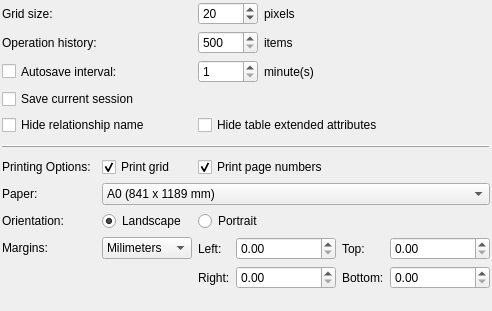
Before: the Qt Designer form libpgmodeler_ui/ui/generalconfigwidget.ui in pgmodeler/pgmodeler, drawn with Qt 5.
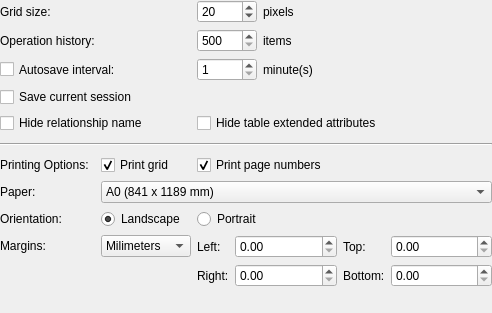
After: the same form once the commit is applied.

```diff
--- a/libpgmodeler_ui/ui/generalconfigwidget.ui
+++ b/libpgmodeler_ui/ui/generalconfigwidget.ui
@@ -7,7 +7,7 @@
     <x>0</x>
     <y>0</y>
     <width>492</width>
-    <height>311</height>
+    <height>313</height>
    </rect>
   </property>
   <property name="minimumSize">
@@ -20,8 +20,17 @@
    <string>Form</string>
   </property>
   <layout class="QGridLayout" name="confgeral_grid">
-   <property name="margin">
-    <number>2</number>
+   <property name="leftMargin">
+    <number>0</number>
+   </property>
+   <property name="topMargin">
+    <number>0</number>
+   </property>
+   <property name="rightMargin">
+    <number>0</number>
+   </property>
+   <property name="bottomMargin">
+    <number>0</number>
    </property>
    <property name="spacing">
     <number>6</number>
@@ -456,7 +465,7 @@
       <enum>QFrame::HLine</enum>
      </property>
      <property name="frameShadow">
-      <enum>QFrame::Raised</enum>
+      <enum>QFrame::Sunken</enum>
      </property>
     </widget>
    </item>
```
